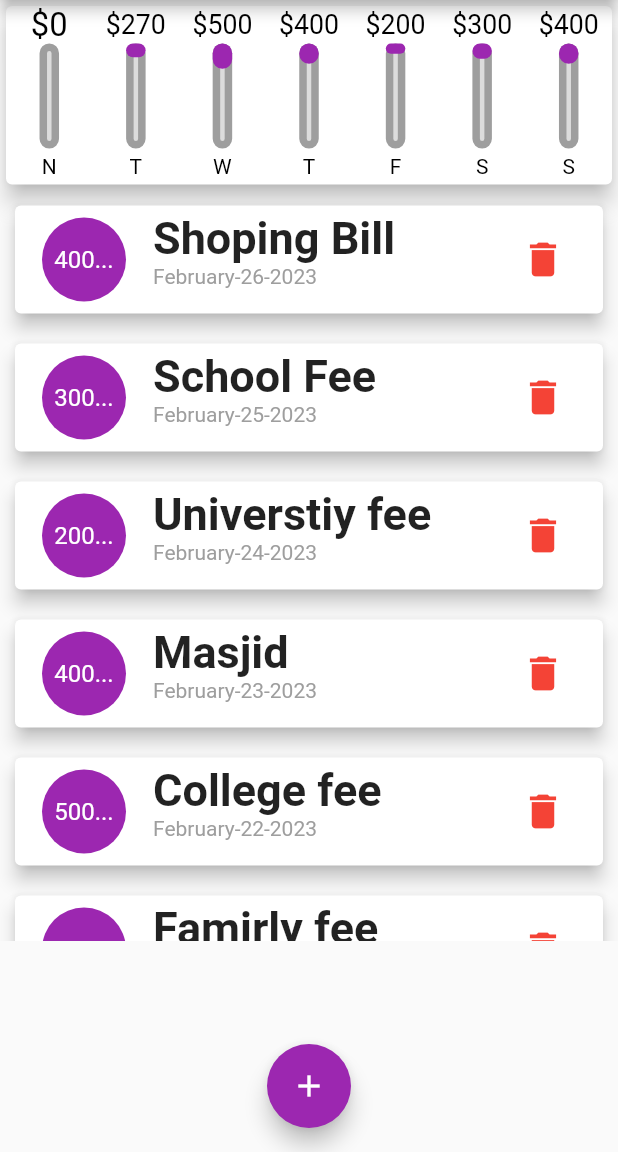
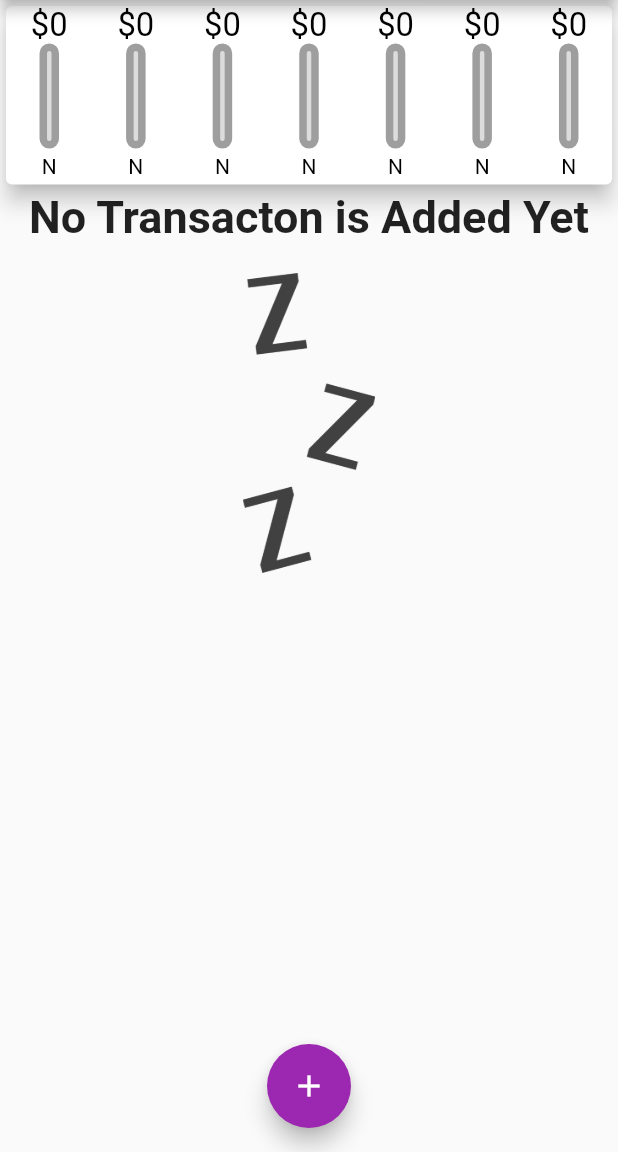
Before and after one commit to devfootage/Flutter-projects, a Flutter app: the screen it shows after launch, on a phone screen of 412 x 824 dp, the part 84-1236 px from its top. Run offline on Flutter 3.47's test engine with Material 2 defaults, Android fonts, the phone set to English and light mode, and no system bars; our stand-ins replace date_format.

Commit message:
pushed to github

```diff
--- a/expenseplunner/lib/main.dart
+++ b/expenseplunner/lib/main.dart
@@ -14,36 +14,26 @@ class Expense extends StatefulWidget {
 
 class _ExpenseState extends State<Expense> {
   final List<Quesions> _quesions = [
-    Quesions(
-        id: DateTime.now().toString(),
-        title: "Shoping Bill",
-        amount: 400,
-        date: DateTime.now()),
-    Quesions(
-        id: DateTime.now().toString(),
-        title: "School Fee",
-        amount: 300,
-        date: DateTime.now().subtract(const Duration(days: 1))),
-    Quesions(
-        id: DateTime.now().toString(),
-        title: "Universtiy fee",
-        amount: 200,
-        date: DateTime.now().subtract(const Duration(days: 2))),
-    Quesions(
-        id: DateTime.now().toString(),
-        title: "Masjid",
-        amount: 400,
-        date: DateTime.now().subtract(Duration(days: 3))),
-    Quesions(
-        id: DateTime.now().toString(),
-        title: "College fee",
-        amount: 500,
-        date: DateTime.now().subtract(Duration(days: 4))),
-    Quesions(
-        id: DateTime.now().toString(),
-        title: "Famirly fee",
-        amount: 270,
-        date: DateTime.now().subtract(Duration(days: 5))),
+    // Quesions(
+    //     id: DateTime.now().toString(),
+    //     title: "Shoping Bill",
+    //     amount: 400,
+    //     date: DateTime.now()),
+    // Quesions(
+    //     id: DateTime.now().toString(),
+    //     title: "School Fee",
+    //     amount: 300,
+    //     date: DateTime.now().subtract(const Duration(days: 1))),
+    // Quesions(
+    //     id: DateTime.now().toString(),
+    //     title: "Universtiy fee",
+    //     amount: 200,
+    //     date: DateTime.now().subtract(const Duration(days: 2))),
+    // Quesions(
+    //     id: DateTime.now().toString(),
+    //     title: "Masjid",
+    //     amount: 400,
+    //     date: DateTime.now().subtract(Duration(days: 3))),
   ];
 
   void _addNewItem(String title, double amount, DateTime date) {
@@ -86,6 +76,7 @@ class _ExpenseState extends State<Expense> {
 
   void _deleteTransaction(String transaction_id) {
     setState(() {
+      print("the Id we got :${transaction_id}");
       _quesions.removeWhere((element) => transaction_id == element);
     });
   }
```
Also changed, not shown: expenseplunner/pubspec.yaml (+4 -4 lines).
